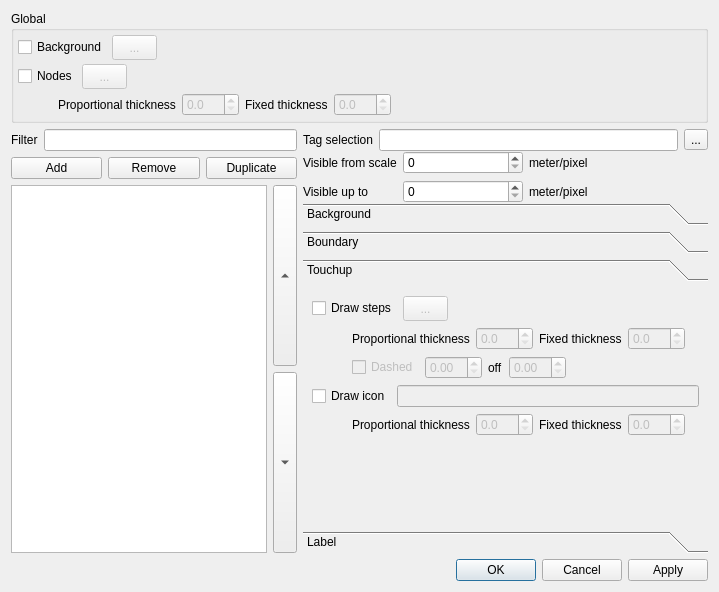
This is src/PaintStyle/PaintStyleEditor.ui in openstreetmap/merkaartor as Qt 5 draws it before an edit. The edited form follows.
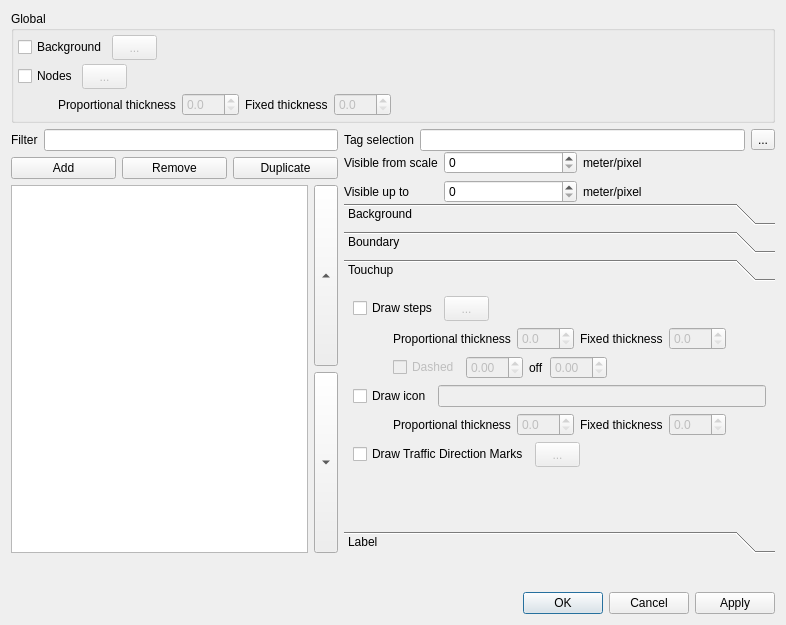
This is the edited form. The open tabs and pages were chosen to show the change.

Commit message: ADD : Allow to style presence and color of Traffic Direction Markers

What changed in the file:
```diff
--- a/src/PaintStyle/PaintStyleEditor.ui
+++ b/src/PaintStyle/PaintStyleEditor.ui
@@ -6,8 +6,8 @@
    <rect>
     <x>0</x>
     <y>0</y>
-    <width>719</width>
-    <height>590</height>
+    <width>786</width>
+    <height>625</height>
    </rect>
   </property>
   <property name="windowTitle">
@@ -959,8 +959,8 @@
               <rect>
                <x>0</x>
                <y>0</y>
-               <width>366</width>
-               <height>163</height>
+               <width>460</width>
+               <height>226</height>
               </rect>
              </property>
              <attribute name="label">
@@ -1265,6 +1265,46 @@
                 </item>
                </layout>
               </item>
+              <item>
+               <layout class="QHBoxLayout" name="horizontalLayout_10">
+                <item>
+                 <widget class="QCheckBox" name="DrawTrafficDirectionMarks">
+                  <property name="text">
+                   <string>Draw Traffic Direction Marks</string>
+                  </property>
+                 </widget>
+                </item>
+                <item>
+                 <widget class="QToolButton" name="TrafficDirectionMarksColor">
+                  <property name="enabled">
+                   <bool>false</bool>
+                  </property>
+                  <property name="minimumSize">
+                   <size>
+                    <width>45</width>
+                    <height>25</height>
+                   </size>
+                  </property>
+                  <property name="text">
+                   <string>...</string>
+                  </property>
+                 </widget>
+                </item>
+                <item>
+                 <spacer name="horizontalSpacer_11">
+                  <property name="orientation">
+                   <enum>Qt::Horizontal</enum>
+                  </property>
+                  <property name="sizeHint" stdset="0">
+                   <size>
+                    <width>40</width>
+                    <height>20</height>
+                   </size>
+                  </property>
+                 </spacer>
+                </item>
+               </layout>
+              </item>
               <item>
                <spacer name="verticalSpacer_4">
                 <property name="orientation">
```
Left out of the diff: 301 changed lines with no effect on the pictures. The commit also changes 6 other files.
